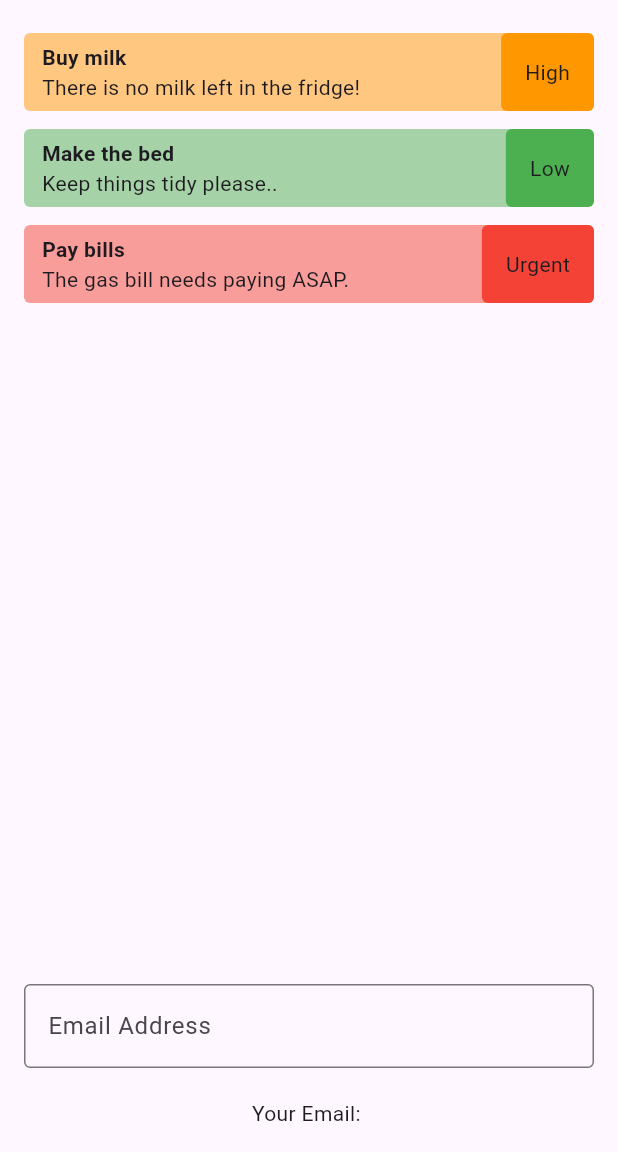
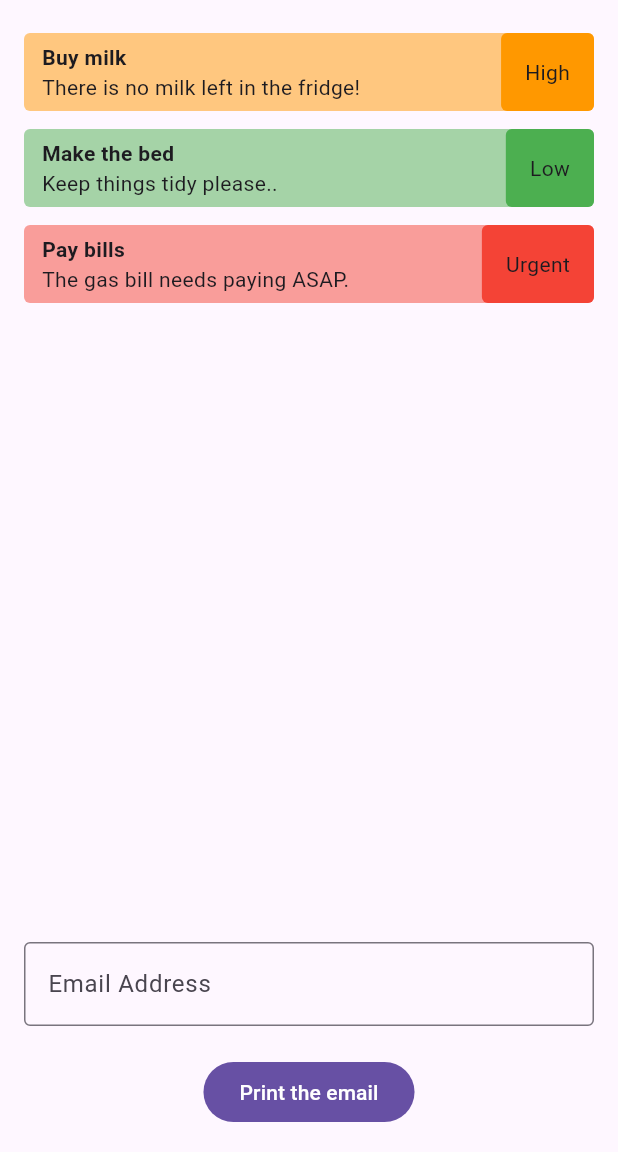
Before and after one commit to mzahalan/FlutterMasterClass, a Flutter app: the screen it shows after launch, on a phone screen of 412 x 824 dp, the part 84-1236 px from its top. Run offline on Flutter 3.47's test engine with Material 3 defaults, Android fonts, the phone set to English and light mode, and no system bars; our stand-ins replace cloud_firestore, firebase_core, google_fonts; accounts and stored records are empty.

Commit message:
Bonus: Forms in Flutter TextEditingController
Used a text editing controller instead of an onChange with state.

```diff
--- a/flutter-forms-tutorial-starter-project/lib/home.dart
+++ b/flutter-forms-tutorial-starter-project/lib/home.dart
@@ -10,7 +10,7 @@ class Home extends StatefulWidget {
 }
 
 class _HomeState extends State<Home> {
-  String _email = '';
+  final TextEditingController _emailController = TextEditingController();
 
   final List<Todo> todos = [
     const Todo(
@@ -46,19 +46,18 @@ class _HomeState extends State<Home> {
 
             // form stuff below here
             TextField(
+              controller: _emailController,
               decoration: const InputDecoration(
                 border: OutlineInputBorder(),
                 label: Text('Email Address'),
               ),
               keyboardType: TextInputType.emailAddress,
-              onChanged: (value) {
-                setState(() {
-                  _email = value;
-                });
-              },
             ),
-            const SizedBox(height: 20),
-            Text('Your Email: $_email'),
+
+            const SizedBox(height: 20,),
+            FilledButton(onPressed: () {
+              print(_emailController.text.trim());
+            }, child: const Text('Print the email')),
 
           ],
         ),
```
